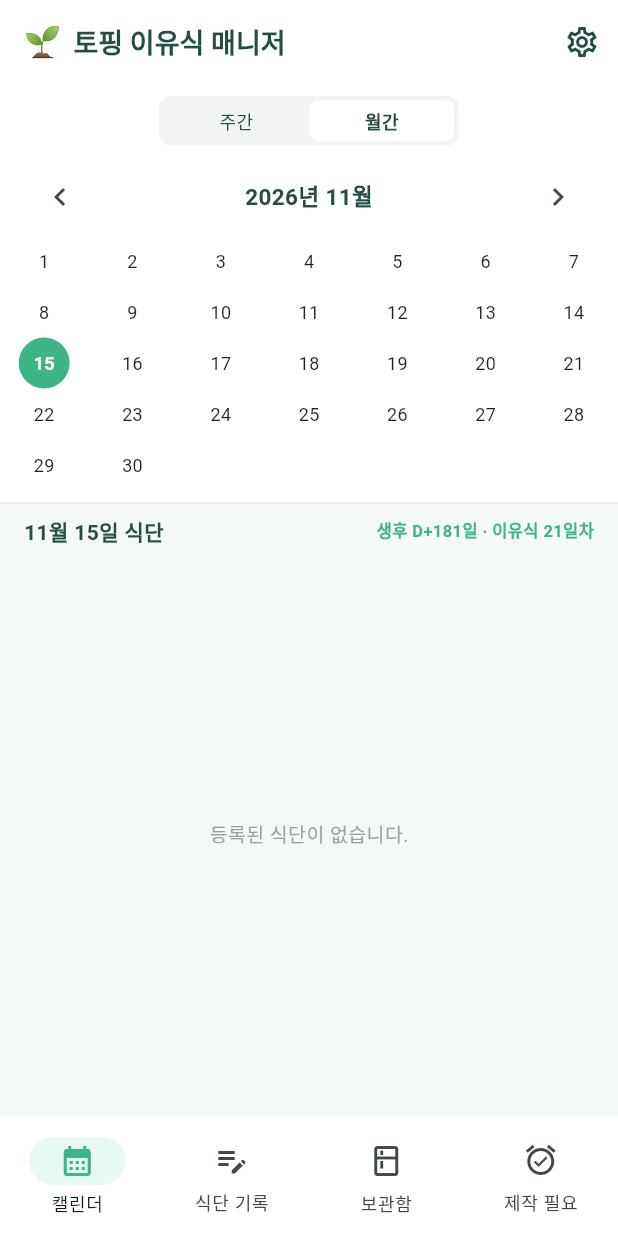
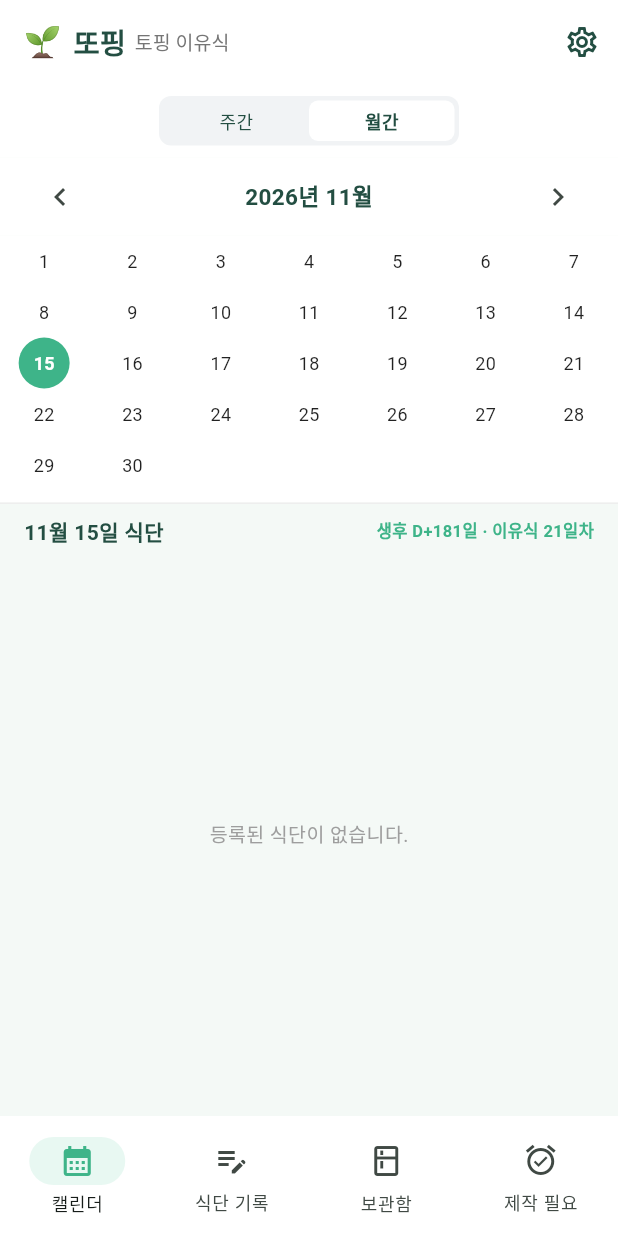
Before and after one commit to yeonu0114/baby_food, a Flutter app: the screen it shows after launch, on a phone screen of 412 x 824 dp. Run offline on Flutter 3.47's test engine with Material 3 defaults, Android fonts, the phone set to English and light mode, and no system bars; our stand-ins replace shared_preferences.

Commit message:
Apply app name 또핑 and new custom topping icon

```diff
--- a/lib/main.dart
+++ b/lib/main.dart
@@ -68,7 +68,7 @@ class BabyFoodApp extends StatelessWidget {
       builder: (context, _) {
         final ctrl = AppThemeController.instance;
         return MaterialApp(
-          title: '토핑 이유식 매니저',
+          title: '또핑',
           debugShowCheckedModeBanner: false,
           theme: ThemeData(
             colorScheme: ColorScheme.fromSeed(
@@ -937,7 +937,9 @@ class _MainNavigationScreenState extends State<MainNavigationScreen> {
             children: [
               Text(AppThemeController.instance.gender.emoji, style: const TextStyle(fontSize: 20)),
               const SizedBox(width: 8),
-              Text('토핑 이유식 매니저', style: TextStyle(fontWeight: FontWeight.bold, fontSize: 18, color: appTextColor)),
+              Text('또핑', style: TextStyle(fontWeight: FontWeight.bold, fontSize: 19, color: appTextColor)),
+              const SizedBox(width: 6),
+              Text('토핑 이유식', style: TextStyle(fontWeight: FontWeight.w500, fontSize: 13, color: Colors.grey[600])),
             ],
           ),
           actions: [
```
Also changed, not shown: 13 other files.
